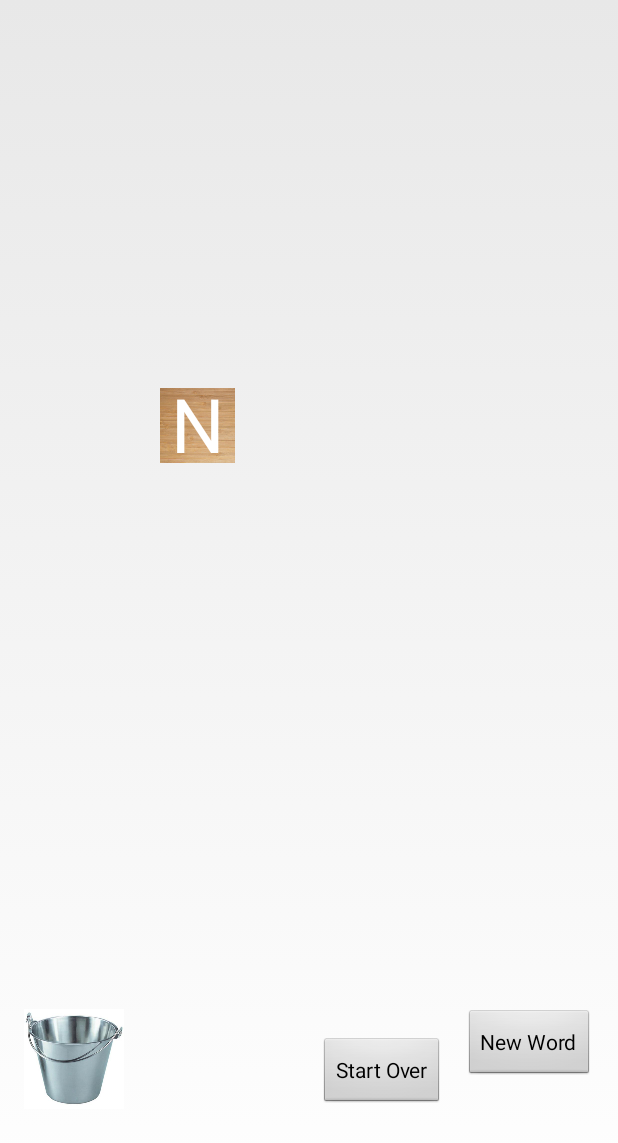
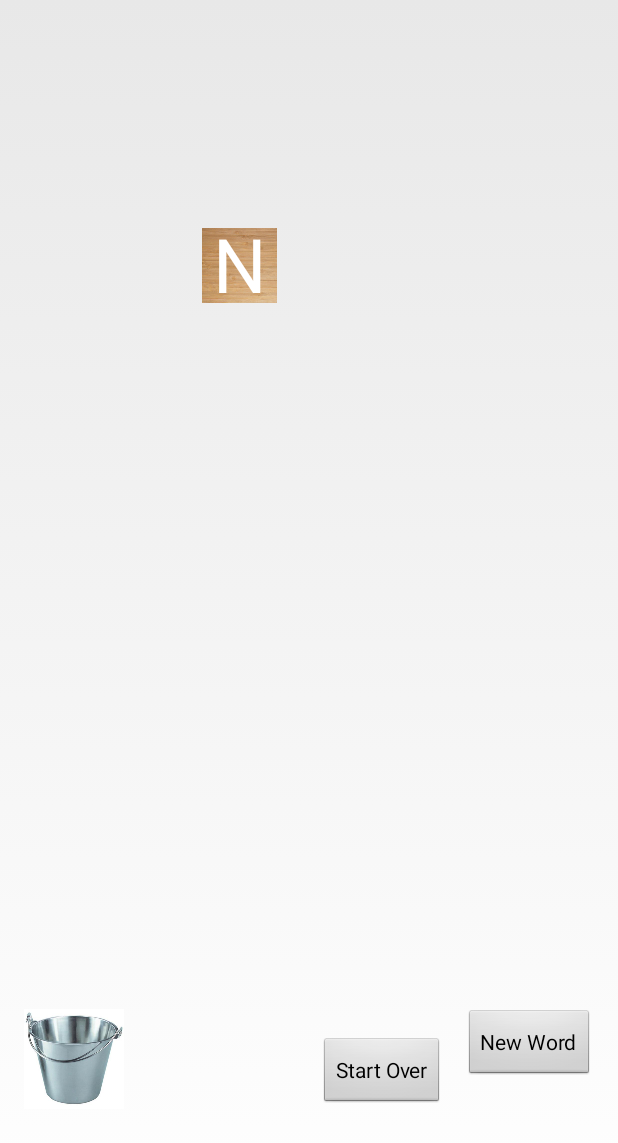
Before and after one commit to randcode-generator/WordGuessingGame_Android, an Android app: the screen it shows after launch (MainActivity), on a phone screen of 412 x 824 dp. Shown: the top 1143 px of the screen. Run offline under Robolectric (Android 15) with nearby library versions, the phone set to English and light mode, and no system bars.

Commit message:
bound the random placement of blocks

```diff
--- a/app/src/main/java/com/example/eric/wordguessinggame/MainActivity.java
+++ b/app/src/main/java/com/example/eric/wordguessinggame/MainActivity.java
@@ -3,7 +3,9 @@ package com.example.eric.wordguessinggame;
 import android.app.ActionBar;
 import android.app.Activity;
 import android.app.AlertDialog;
+import android.graphics.Point;
 import android.os.Bundle;
+import android.view.Display;
 import android.view.MotionEvent;
 import android.view.View;
 import android.widget.Button;
@@ -17,6 +19,8 @@ public class MainActivity extends Activity implements View.OnTouchListener {
     WordList wordList = null;
     BlockManager blockManager = null;
     int offsetRange = 20;
+    int offsetFromDeviceButtom = 500;
+    int offsetFromDeviceEdge = 200;
 
     @Override
     protected void onCreate(Bundle savedInstanceState) {
@@ -75,11 +79,16 @@ public class MainActivity extends Activity implements View.OnTouchListener {
     }
 
     private void initialize() {
+        Display display = getWindowManager().getDefaultDisplay();
+        Point size = new Point();
+        display.getSize(size);
+        int deviceWidth = size.x;
+        int deviceHeight = size.y;
         char[] c = wordList.getRandomWordAsArray();
         for (int i = 0; i < c.length; i++) {
             Random r = new Random();
-            int x = r.nextInt(300);
-            int y = r.nextInt(400);
+            int x = r.nextInt(deviceWidth - offsetFromDeviceEdge);
+            int y = r.nextInt(deviceHeight - offsetFromDeviceButtom);
 
             BlockView block = new BlockView(this);
             block.setLetter(c[i]);
```
